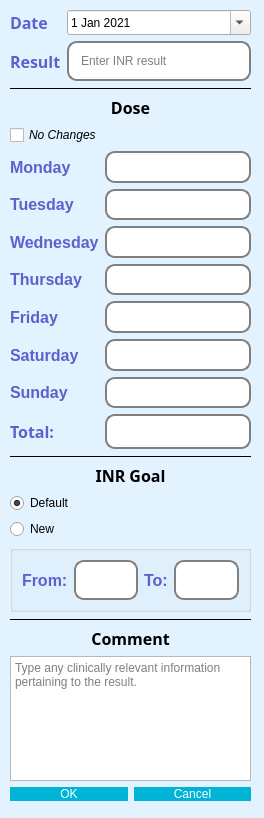
This is resource/uic/add_update_result.ui in xyang-github/INR_Tracker as Qt 5 draws it before an edit. The edited form follows.
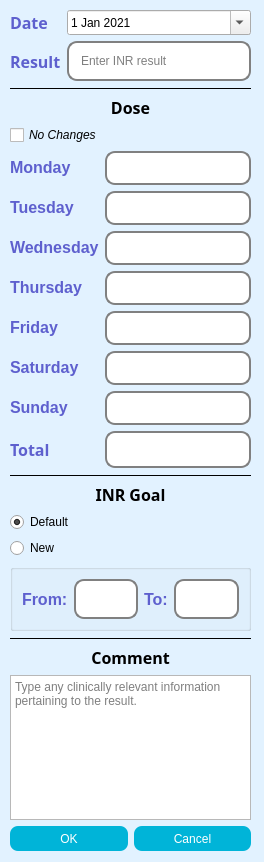
This is the edited form.

Commit message: Format consistency. Also increased the height of the window to prevent text boxes from getting cut off when selecting the new inr goal radio button.

Diff of the .ui file:
```diff
--- a/resource/uic/add_update_result.ui
+++ b/resource/uic/add_update_result.ui
@@ -7,7 +7,7 @@
     <x>0</x>
     <y>0</y>
     <width>264</width>
-    <height>818</height>
+    <height>862</height>
    </rect>
   </property>
   <property name="palette">
@@ -133,7 +133,7 @@
      <x>10</x>
      <y>10</y>
      <width>241</width>
-     <height>791</height>
+     <height>841</height>
     </rect>
    </property>
    <layout class="QVBoxLayout" name="lytMain">
@@ -390,7 +390,7 @@
            </font>
           </property>
           <property name="text">
-           <string>Total:</string>
+           <string>Total</string>
           </property>
          </widget>
         </item>
@@ -404,7 +404,7 @@
           </property>
           <property name="font">
            <font>
-            <family>Readex Pro</family>
+            <family>Raleway</family>
             <pointsize>-1</pointsize>
             <weight>50</weight>
             <italic>false</italic>
@@ -436,7 +436,7 @@
        <widget class="QLabel" name="lblGoal">
         <property name="font">
          <font>
-          <family>Raleway</family>
+          <family>Source Sans Pro</family>
           <pointsize>-1</pointsize>
           <weight>75</weight>
           <bold>true</bold>
@@ -537,7 +537,7 @@
        <widget class="QLabel" name="lblComment">
         <property name="font">
          <font>
-          <family>Raleway</family>
+          <family>Source Sans Pro</family>
           <pointsize>-1</pointsize>
           <weight>75</weight>
           <bold>true</bold>
@@ -570,6 +570,12 @@
      <layout class="QHBoxLayout" name="lytButton">
       <item>
        <widget class="QPushButton" name="btnOK">
+        <property name="minimumSize">
+         <size>
+          <width>0</width>
+          <height>25</height>
+         </size>
+        </property>
         <property name="text">
          <string>OK</string>
         </property>
@@ -577,6 +583,12 @@
       </item>
       <item>
        <widget class="QPushButton" name="btnCancel">
+        <property name="minimumSize">
+         <size>
+          <width>0</width>
+          <height>25</height>
+         </size>
+        </property>
         <property name="text">
          <string>Cancel</string>
         </property>
```
Left out of the diff: 14 changed lines with no effect on the pictures. The commit also changes 1 other file.
